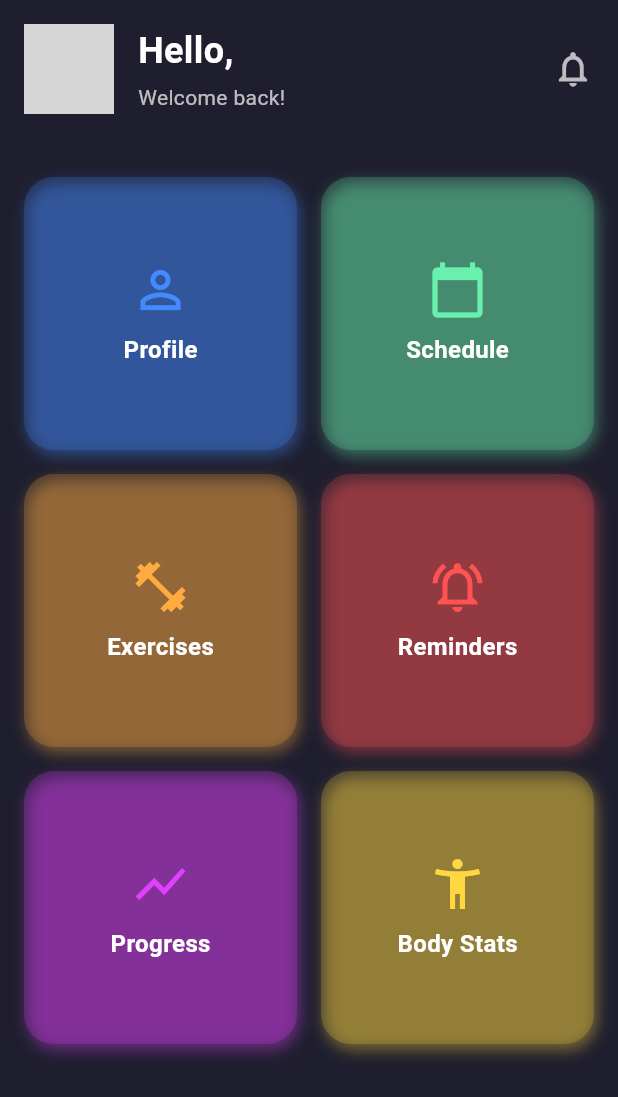
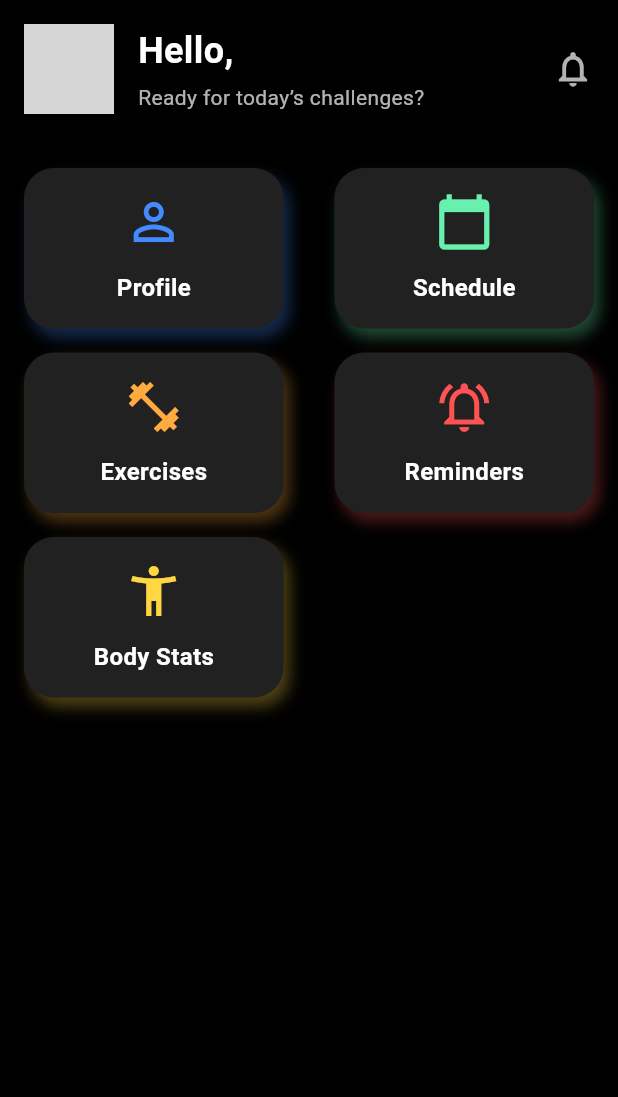
Before and after one commit to shifaaKh28/BodyAndMind, a Flutter app: the TraineeDashboard screen opened by its route, on a phone screen of 412 x 824 dp. Shown: the top 1097 px of the screen. Run offline on Flutter 3.47's test engine with Material 3 defaults, Android fonts, the phone set to English and light mode, and no system bars; our stand-ins replace cloud_firestore, firebase_auth, firebase_core, firebase_storage, fl_chart, image_picker; accounts and stored records are empty; grey boxes are pictures that could not be loaded.

Commit message:
Update dashboard.dart

```diff
--- a/lib/screens/trainee/dashboard.dart
+++ b/lib/screens/trainee/dashboard.dart
@@ -5,7 +5,6 @@ import 'package:cloud_firestore/cloud_firestore.dart';
 import 'profile/schedule.dart';
 import 'profile/exercises.dart';
 import 'profile/reminders.dart';
-import 'profile/progress.dart';
 import 'profile/body_stats.dart';
 import 'profile/profile_screen.dart';
 
@@ -51,7 +50,7 @@ class _TraineeDashboardState extends State<TraineeDashboard> {
   @override
   Widget build(BuildContext context) {
     return Scaffold(
-      backgroundColor: Color(0xFF1E1E2E), // Dark background
+      backgroundColor: Colors.black, // Dark background
       body: SafeArea(
         child: _isLoading
             ? Center(
@@ -68,7 +67,8 @@ class _TraineeDashboardState extends State<TraineeDashboard> {
                 children: [
                   CircleAvatar(
                     radius: 30,
-                    backgroundImage: AssetImage('assets/profile_placeholder.png'),
+                    backgroundImage:
+                    AssetImage('assets/profile_placeholder.png'),
                   ),
                   SizedBox(width: 16),
                   Column(
@@ -84,7 +84,7 @@ class _TraineeDashboardState extends State<TraineeDashboard> {
                       ),
                       SizedBox(height: 4),
                       Text(
-                        'Welcome back!',
+                        'Ready for today’s challenges?',
                         style: TextStyle(color: Colors.white70),
                       ),
                     ],
@@ -95,53 +95,68 @@ class _TraineeDashboardState extends State<TraineeDashboard> {
                 ],
               ),
             ),
-            SizedBox(height: 10),
+            SizedBox(height: 20),
 
-            // Options Grid
+            // Dashboard Cards
             Expanded(
-              child: GridView.count(
-                crossAxisCount: 2,
-                crossAxisSpacing: 16,
-                mainAxisSpacing: 16,
-                padding: const EdgeInsets.all(16),
+              child: SingleChildScrollView(
+                padding: const EdgeInsets.symmetric(horizontal: 16),
+                child: Column(
                   children: [
-                  _buildOptionCard(
+                    // First Row of Cards
+                    Row(
+                      mainAxisAlignment: MainAxisAlignment.spaceBetween,
+                      children: [
+                        _buildDashboardCard(
                           title: 'Profile',
                           icon: Icons.person_outline,
                           color: Colors.blueAccent,
                           targetScreen: TraineeProfileScreen(),
                         ),
-                  _buildOptionCard(
+                        _buildDashboardCard(
                           title: 'Schedule',
                           icon: Icons.calendar_today,
                           color: Colors.greenAccent,
                           targetScreen: ScheduleScreen(),
                         ),
-                  _buildOptionCard(
+                      ],
+                    ),
+                    SizedBox(height: 16),
+
+                    // Second Row of Cards
+                    Row(
+                      mainAxisAlignment: MainAxisAlignment.spaceBetween,
+                      children: [
+                        _buildDashboardCard(
                           title: 'Exercises',
                           icon: Icons.fitness_center_outlined,
                           color: Colors.orangeAccent,
                           targetScreen: ExercisesScreen(),
                         ),
-                  _buildOptionCard(
+                        _buildDashboardCard(
                           title: 'Reminders',
                           icon: Icons.notifications_active_outlined,
                           color: Colors.redAccent,
                           targetScreen: RemindersScreen(),
                         ),
-                  _buildOptionCard(
-                    title: 'Progress',
-                    icon: Icons.show_chart,
-                    color: Colors.purpleAccent,
-                    targetScreen: ProgressScreen(),
+                      ],
                     ),
-                  _buildOptionCard(
+                    SizedBox(height: 16),
+
+                    // Third Row of Cards
+                    Row(
+                      mainAxisAlignment: MainAxisAlignment.spaceBetween,
+                      children: [
+                        _buildDashboardCard(
                           title: 'Body Stats',
                           icon: Icons.accessibility_new,
                           color: Colors.amberAccent,
                           targetScreen: BodyStatsScreen(),
                         ),
                       ],
+                    ),
+                  ],
+                ),
               ),
             ),
           ],
@@ -150,8 +165,8 @@ class _TraineeDashboardState extends State<TraineeDashboard> {
     );
   }
 
-  // Option Card Widget
-  Widget _buildOptionCard({
+  // Dashboard Card Widget
+  Widget _buildDashboardCard({
     required String title,
     required IconData icon,
     required Color color,
@@ -165,14 +180,16 @@ class _TraineeDashboardState extends State<TraineeDashboard> {
         );
       },
       child: Container(
+        width: MediaQuery.of(context).size.width * 0.42,
+        padding: EdgeInsets.all(16),
         decoration: BoxDecoration(
-          color: color.withOpacity(0.2),
+          color: Colors.grey[900],
           borderRadius: BorderRadius.circular(20),
           boxShadow: [
             BoxShadow(
-              color: color.withOpacity(0.4),
+              color: color.withOpacity(0.3),
               blurRadius: 8,
-              offset: Offset(2, 4),
+              offset: Offset(4, 6),
             ),
           ],
         ),
@@ -180,7 +197,7 @@ class _TraineeDashboardState extends State<TraineeDashboard> {
           mainAxisAlignment: MainAxisAlignment.center,
           children: [
             Icon(icon, size: 40, color: color),
-            SizedBox(height: 8),
+            SizedBox(height: 12),
             Text(
               title,
               style: TextStyle(
```
Lines whose indentation alone changed are shown as unchanged.
